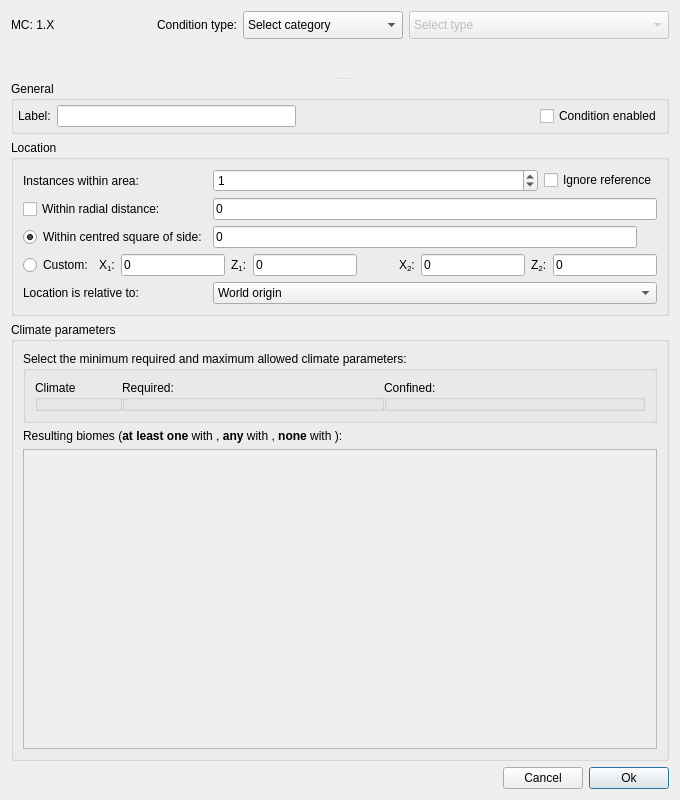
This is src/conditiondialog.ui in Cubitect/cubiomes-viewer as Qt 5 draws it before an edit. The edited form follows.
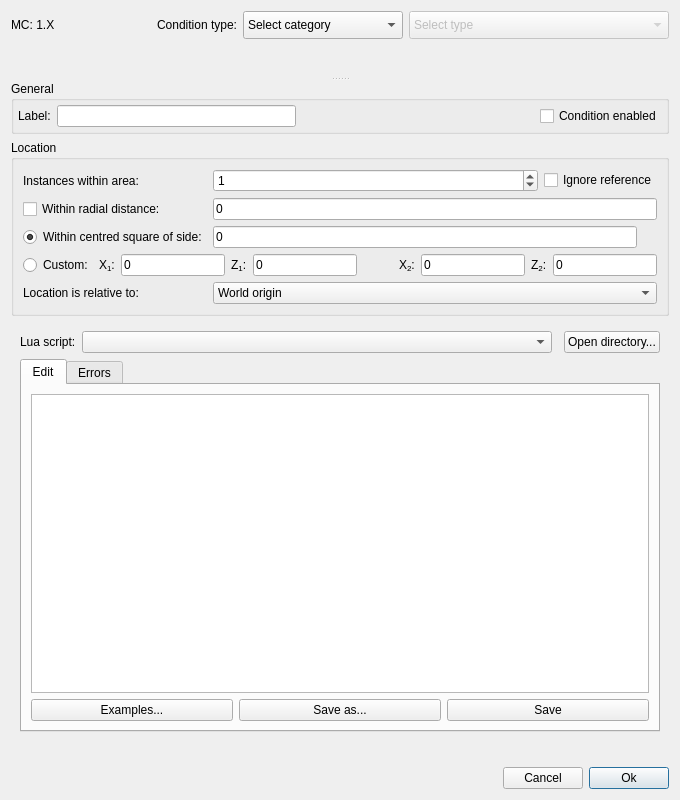
This is the edited form. Icons and pictures are not drawn. Custom widgets are drawn as their Qt base class.

Commit message: Several feature changes for v3.0 1) added Lua to the project 1.1) added support for custom lua conditions 1.2) added simple lua editor 2) added approximate surface height overlay (#172) 3) changed thread management for map viewer to avoid limitations of QThreadPool 4) updated biome and stronghold generation to 1.19.3 5) fixed issues with getSpawn for 1.17-, which should be more accurate now 6) fixed some issues with the validity status for evaluated search positions 7) fixed deep_dark not being considered an underground biome

Diff of the .ui file:
```diff
--- a/src/conditiondialog.ui
+++ b/src/conditiondialog.ui
@@ -489,7 +489,7 @@
           <number>0</number>
          </property>
          <property name="currentIndex">
-          <number>4</number>
+          <number>5</number>
          </property>
          <widget class="QWidget" name="pageNone">
           <property name="enabled">
@@ -1013,8 +1013,8 @@
                   <rect>
                    <x>0</x>
                    <y>0</y>
-                   <width>634</width>
-                   <height>251</height>
+                   <width>60</width>
+                   <height>20</height>
                   </rect>
                  </property>
                  <layout class="QVBoxLayout" name="verticalLayout_5">
@@ -1033,6 +1033,115 @@
            </item>
           </layout>
          </widget>
+         <widget class="QWidget" name="pageLua">
+          <layout class="QGridLayout" name="gridLayout_20">
+           <item row="0" column="0">
+            <widget class="QLabel" name="label_7">
+             <property name="text">
+              <string>Lua script:</string>
+             </property>
+            </widget>
+           </item>
+           <item row="1" column="0" colspan="4">
+            <widget class="QTabWidget" name="tabWidgetLua">
+             <property name="currentIndex">
+              <number>0</number>
+             </property>
+             <widget class="QWidget" name="tabLuaText">
+              <attribute name="title">
+               <string>Edit</string>
+              </attribute>
+              <layout class="QGridLayout" name="gridLayout_21">
+               <item row="1" column="2">
+                <widget class="QPushButton" name="pushLuaSave">
+                 <property name="text">
+                  <string>Save</string>
+                 </property>
+                </widget>
+               </item>
+               <item row="1" column="1">
+                <widget class="QPushButton" name="pushLuaSaveAs">
+                 <property name="text">
+                  <string>Save as...</string>
+                 </property>
+                </widget>
+               </item>
+               <item row="1" column="0">
+                <widget class="QPushButton" name="pushLuaExample">
+                 <property name="text">
+                  <string>Examples...</string>
+                 </property>
+                </widget>
+               </item>
+               <item row="0" column="0" colspan="3">
+                <widget class="ScriptEditor" name="textEditLua">
+                 <property name="font">
+                  <font>
+                   <family>DejaVu Sans Mono</family>
+                  </font>
+                 </property>
+                </widget>
+               </item>
+              </layout>
+             </widget>
+             <widget class="QWidget" name="tabLuaOutput">
+              <attribute name="title">
+               <string>Errors</string>
+              </attribute>
+              <layout class="QGridLayout" name="gridLayout_22">
+               <item row="1" column="0" colspan="2">
+                <widget class="QPlainTextEdit" name="textEditLuaOut">
+                 <property name="font">
+                  <font>
+                   <family>DejaVu Sans Mono</family>
+                  </font>
+                 </property>
+                 <property name="readOnly">
+                  <bool>true</bool>
+                 </property>
+                </widget>
+               </item>
+               <item row="0" column="0" colspan="2">
+                <widget class="QLabel" name="labelLuaCall">
+                 <property name="font">
+                  <font>
+                   <family>DejaVu Sans Mono</family>
+                  </font>
+                 </property>
+                 <property name="text">
+                  <string/>
+                 </property>
+                </widget>
+               </item>
+              </layout>
+             </widget>
+            </widget>
+           </item>
+           <item row="0" column="3">
+            <widget class="QPushButton" name="pushLuaOpen">
+             <property name="text">
+              <string>Open directory...</string>
+             </property>
+            </widget>
+           </item>
+           <item row="0" column="1">
+            <widget class="QComboBox" name="comboLua"/>
+           </item>
+           <item row="2" column="1">
+            <spacer name="horizontalSpacer_6">
+             <property name="orientation">
+              <enum>Qt::Horizontal</enum>
+             </property>
+             <property name="sizeHint" stdset="0">
+              <size>
+               <width>40</width>
+               <height>20</height>
+              </size>
+             </property>
+            </spacer>
+           </item>
+          </layout>
+         </widget>
          <widget class="QWidget" name="pageVillage">
           <layout class="QGridLayout" name="gridLayoutVillage">
            <property name="leftMargin">
@@ -1372,6 +1481,11 @@
    <extends>QSpinBox</extends>
    <header>src/conditiondialog.h</header>
   </customwidget>
+  <customwidget>
+   <class>ScriptEditor</class>
+   <extends>QPlainTextEdit</extends>
+   <header>src/scripts.h</header>
+  </customwidget>
  </customwidgets>
  <tabstops>
   <tabstop>buttonOk</tabstop>
```
Left out of the diff: 16 changed lines with no effect on the pictures. The commit also changes 94 other files.
